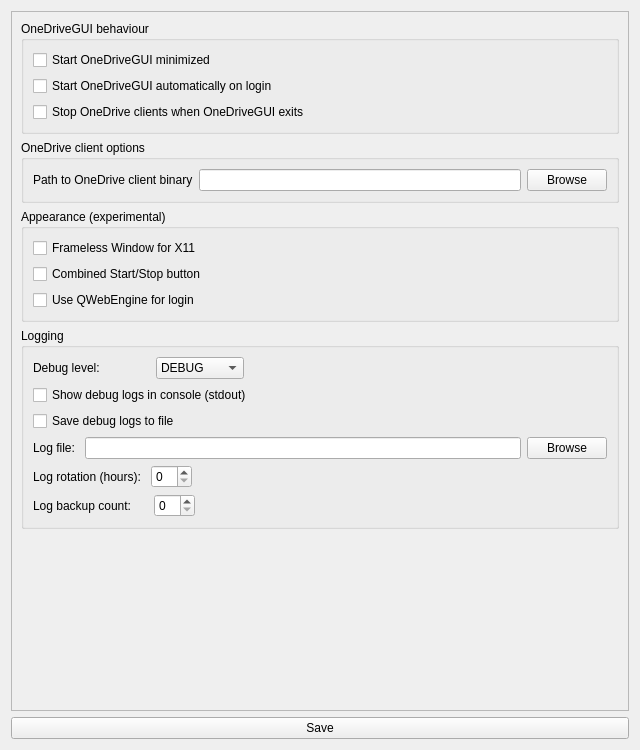
Qt form src/onedrive_gui/ui/gui_settings_window.ui (bpozdena/OneDriveGUI) before a commit.
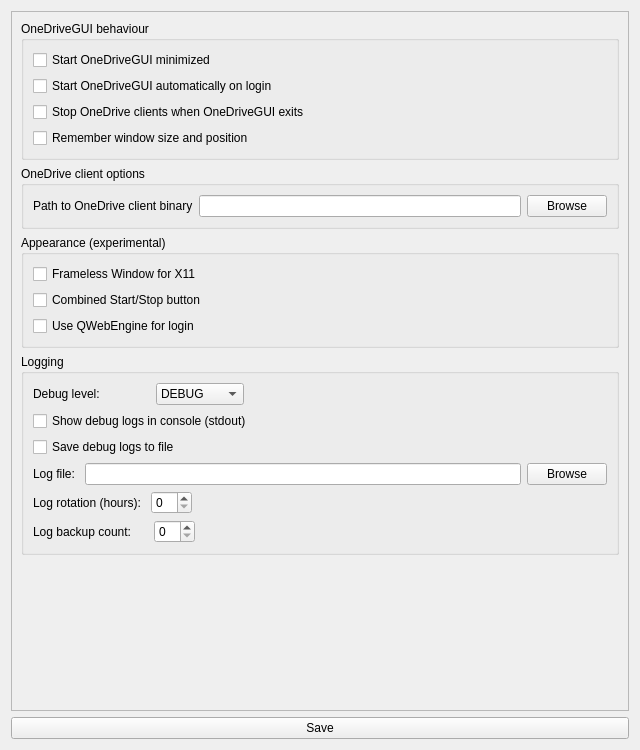
The same form after that commit.

Commit message:
Remember the window size and position between sessions
New setting "Remember window size and position" (enabled by default).
The main window geometry is saved when the window is hidden to the
tray, closed or when the application quits, and restored on the next
start instead of always opening at the default position.

The tooltip notes that on Wayland the compositor controls the position
and it may not be restored exactly.

Fixes #280

```diff
--- a/src/onedrive_gui/ui/gui_settings_window.ui
+++ b/src/onedrive_gui/ui/gui_settings_window.ui
@@ -47,6 +47,16 @@
               </property>
              </widget>
             </item>
+            <item row="3" column="0">
+             <widget class="QCheckBox" name="checkBox_remember_window_geometry">
+              <property name="toolTip">
+               <string>Restore the size and position of the OneDriveGUI window from the previous session.&lt;br/&gt;Note: on Wayland, the position is controlled by the compositor and may not be restored exactly.</string>
+              </property>
+              <property name="text">
+               <string>Remember window size and position</string>
+              </property>
+             </widget>
+            </item>
 
             <item row="0" column="0">
              <widget class="QCheckBox" name="checkBox_start_minimized">
```
The commit also changes 4 other files.
